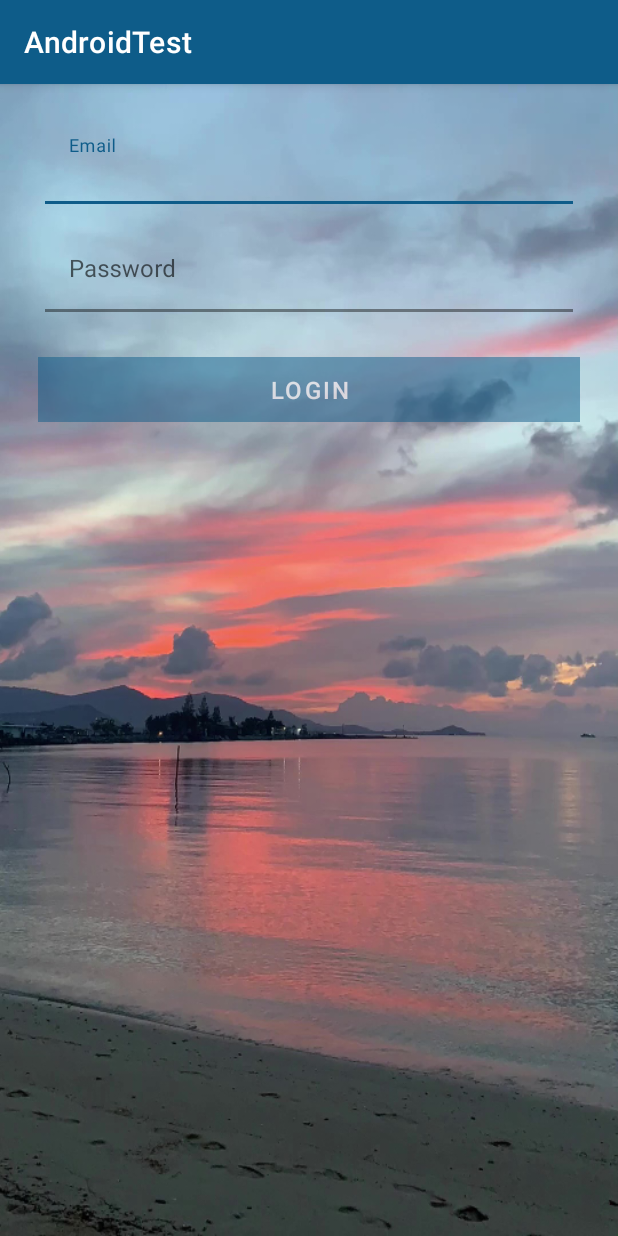
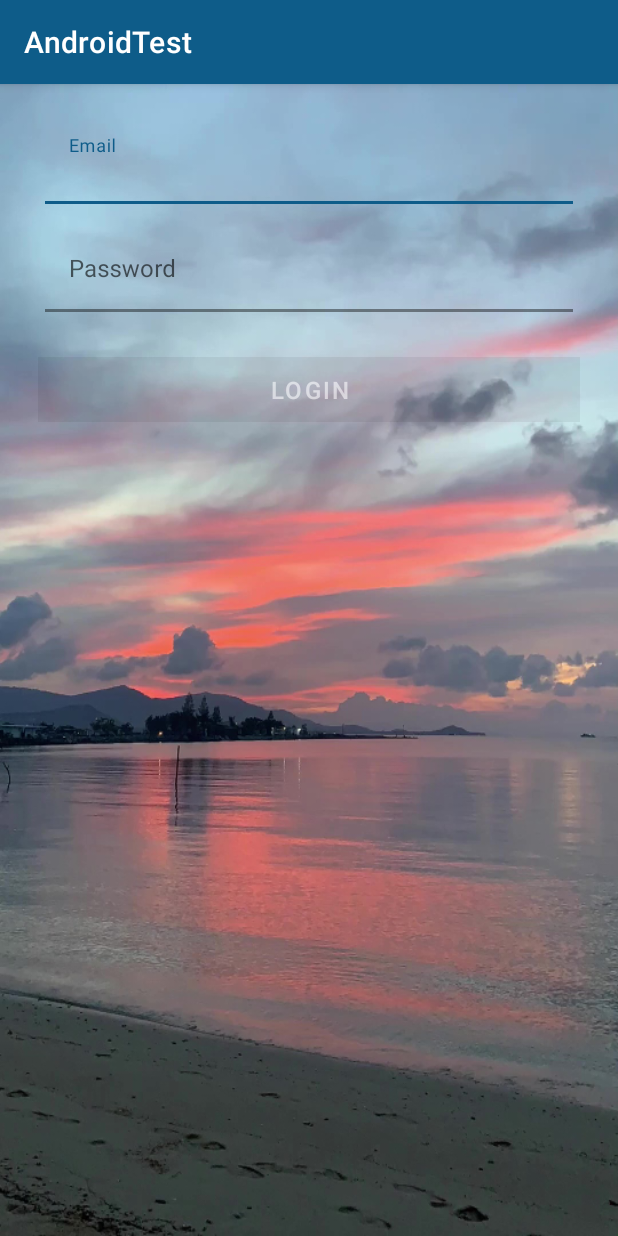
Before and after one commit to Jonathan-Goris1/AndroidTest, an Android app: the LoginFragment screen opened directly, with no data from a screen before it, on a phone screen of 412 x 824 dp. Run offline under Robolectric (Android 15) with nearby library versions, the phone set to English and light mode, and no system bars.

Commit message:
Added ClearText Traffic to authorize https request in manifest

```diff
--- a/app/src/main/AndroidManifest.xml
+++ b/app/src/main/AndroidManifest.xml
@@ -9,6 +9,7 @@
         android:icon="@mipmap/ic_launcher"
         android:label="@string/app_name"
         android:roundIcon="@mipmap/ic_launcher_round"
+        android:usesCleartextTraffic="true"
         android:supportsRtl="true">
         <activity android:name=".ui.activity.AnimationActivity"
                 android:theme="@style/ChatActivityTheme"/>
--- a/app/src/main/res/layout/fragment_animation.xml
+++ b/app/src/main/res/layout/fragment_animation.xml
@@ -25,7 +25,6 @@
         android:src="@drawable/gpc_logo" />
 
 
-
     <com.google.android.material.button.MaterialButton
         android:id="@+id/fadeButton"
         android:layout_width="match_parent"
--- a/app/src/main/res/layout/fragment_login.xml
+++ b/app/src/main/res/layout/fragment_login.xml
@@ -26,8 +26,7 @@
             android:layout_height="wrap_content"
             android:backgroundTint="@color/transparent"
             android:inputType="textEmailAddress"
-            android:textSize="@dimen/button_text_size"
-            tools:targetApi="lollipop" />
+            android:textSize="@dimen/button_text_size" />
     </com.google.android.material.textfield.TextInputLayout>
 
     <com.google.android.material.textfield.TextInputLayout
@@ -47,8 +46,7 @@
             android:layout_height="wrap_content"
             android:backgroundTint="@color/transparent"
             android:inputType="textPassword"
-            android:textSize="@dimen/button_text_size"
-            tools:targetApi="lollipop" />
+            android:textSize="@dimen/button_text_size" />
 
     </com.google.android.material.textfield.TextInputLayout>
 
@@ -61,13 +59,12 @@
         android:layout_marginTop="24dp"
         android:layout_marginEnd="25dp"
         android:layout_marginBottom="24dp"
-        android:backgroundTint="@color/button_blue"
         android:text="@string/login"
         android:textColor="@android:color/white"
         android:textSize="@dimen/button_text_size"
         app:cornerRadius="0dp"
         app:rippleColor="@color/Black"
-        tools:targetApi="lollipop" />
+         />
 
     <ProgressBar
         android:id="@+id/loginProgressBar"
--- a/app/src/main/res/values/styles.xml
+++ b/app/src/main/res/values/styles.xml
@@ -36,7 +36,7 @@
         <item name="android:windowBackground">@color/background</item>
     </style>
 
-    <!-- Material Button Style -->
+    <!-- Material Main Button Style -->
     <style name="MainButtonDesign" parent="Widget.MaterialComponents.Button">
         <item name="android:layout_width">match_parent</item>
         <item name="android:layout_height">@dimen/button_size</item>
```
